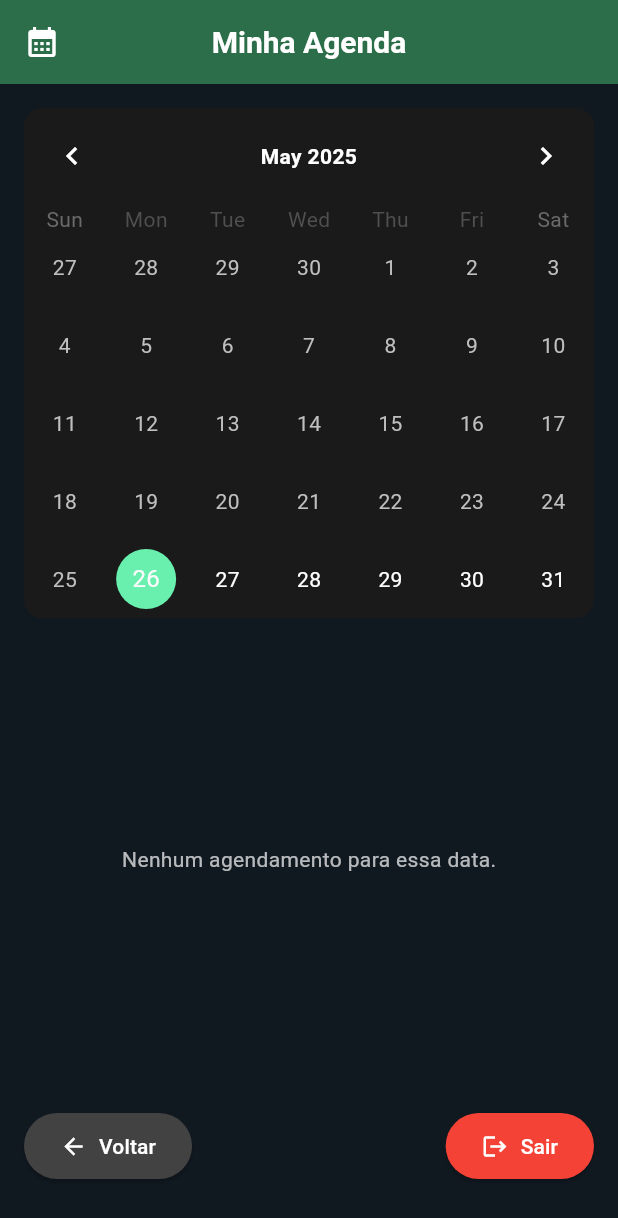
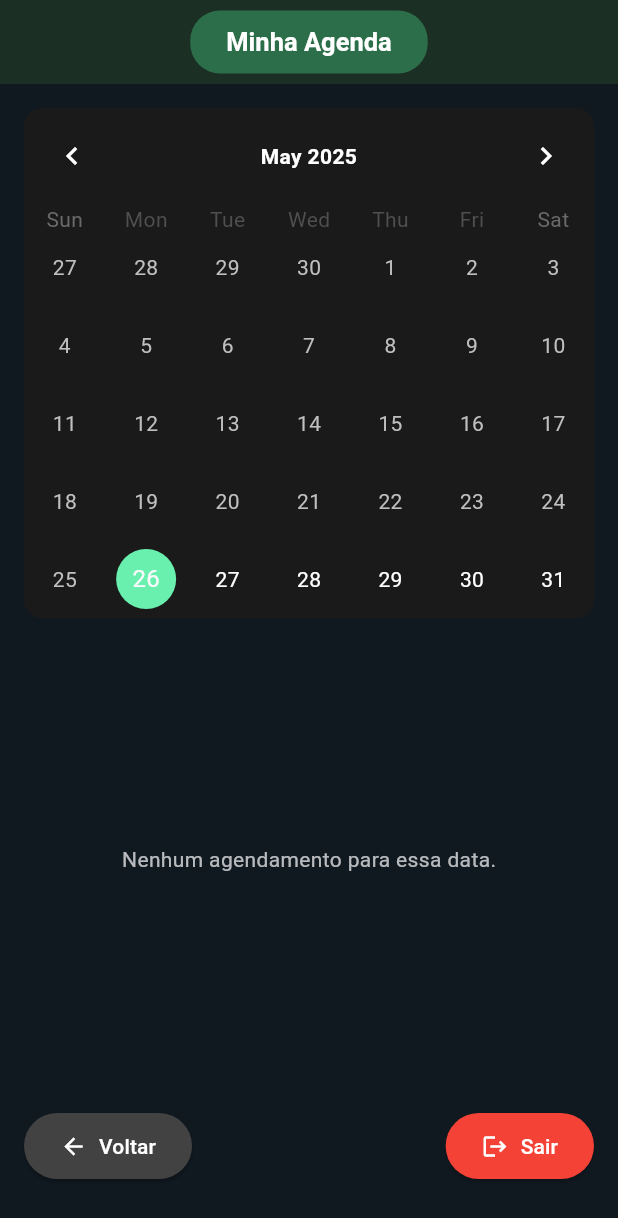
Before and after one commit to ArturGNS/PaginaLogin, a Flutter app: the AgendaBarbeiroPage screen opened directly with empty values, on a phone screen of 412 x 824 dp. Shown: the top 1218 px of the screen. Run offline on Flutter 3.47's test engine with Material 3 defaults, Android fonts, the phone set to English and light mode, and no system bars; drawn by our look-alikes of table_calendar; our stand-ins replace file_picker, mask_text_input_formatter; network calls fail.

Commit message:
final slide

```diff
--- a/lib/pages/agenda_barbeiro.dart
+++ b/lib/pages/agenda_barbeiro.dart
@@ -93,14 +93,21 @@ class _AgendaBarbeiroPageState extends State<AgendaBarbeiroPage> {
     return Scaffold(
       backgroundColor: const Color(0xFF101820),
       appBar: AppBar(
-        backgroundColor: const Color(0xFF2C6E49),
+        backgroundColor: const Color(0xFF1C2F25), // fundo escuro
         elevation: 0,
         centerTitle: true,
-        title: const Text(
-          'Minha Agenda',
-          style: TextStyle(fontWeight: FontWeight.bold, fontSize: 20, color: Colors.white),
+        automaticallyImplyLeading: false,
+        title: Container(
+          padding: const EdgeInsets.symmetric(vertical: 10, horizontal: 24),
+          decoration: BoxDecoration(
+            color: const Color(0xFF2C6E49),
+            borderRadius: BorderRadius.circular(20),
+          ),
+          child: const Text(
+            'Minha Agenda',
+            style: TextStyle(fontWeight: FontWeight.bold, fontSize: 17, color: Colors.white),
+          ),
         ),
-        leading: const Icon(Icons.calendar_month, color: Colors.white),
       ),
       body: Padding(
         padding: const EdgeInsets.all(16),
```
Also changed, not shown: lib/pages/editar_usuario_master.dart (+12 -4 lines), lib/pages/main_funcionario.dart (+11 -4 lines), lib/pages/main_master.dart (+12 -2 lines), minha_api/db.json (+16 -0 lines).
